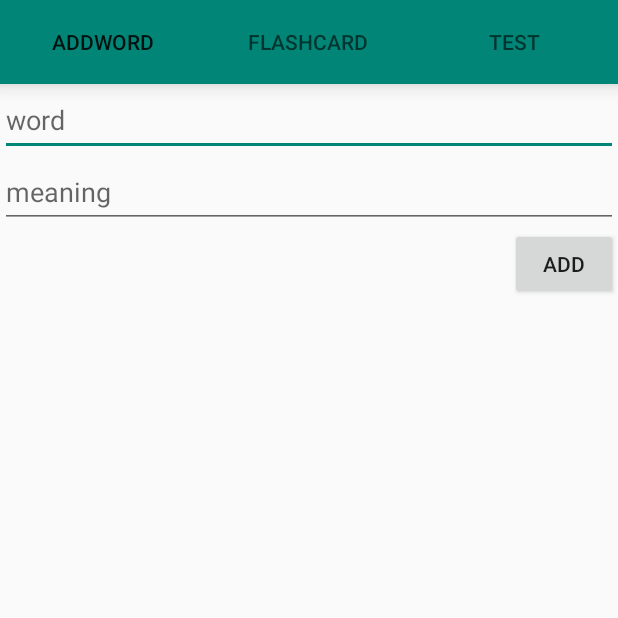
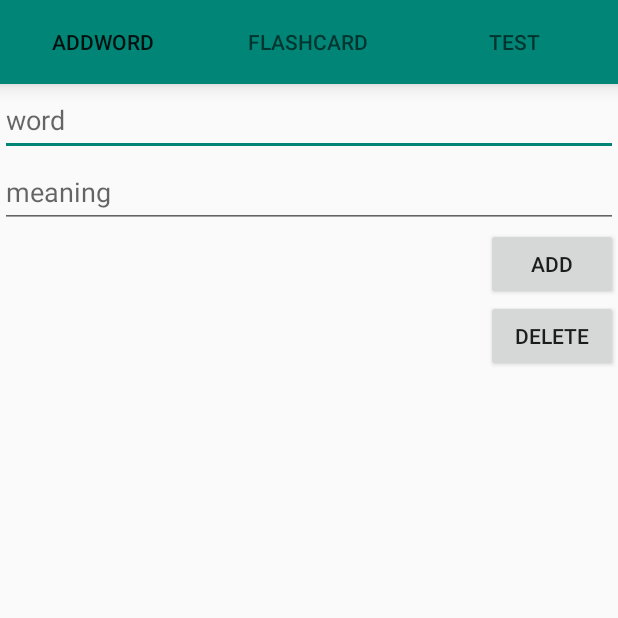
Before and after one commit to sshun04/PronounceFlachCard, an Android app: the screen it shows after launch (MainActivity), after a tap on "ADD", on a phone screen of 412 x 824 dp, the top half of it. Run offline under Robolectric (Android 15) with nearby library versions, the phone set to English and light mode, and no system bars; libraries missing offline, so code that uses them is left out: io.realm, java.util; 7 statements that could not run were skipped.

```diff
--- a/app/src/main/java/com/shojishunsuke/pronounceflachcard/Fragment/AddWordFragment.kt
+++ b/app/src/main/java/com/shojishunsuke/pronounceflachcard/Fragment/AddWordFragment.kt
@@ -14,37 +14,59 @@ import java.util.*
 
 lateinit var realm: Realm
 lateinit var addButton: Button
-lateinit var worEditText: EditText
+lateinit var wordEditText: EditText
 lateinit var meaningEditText: EditText
+lateinit var deleteButton: Button
 
 class AddWordFragment:Fragment() {
     override fun onCreateView(inflater: LayoutInflater, container: ViewGroup?, savedInstanceState: Bundle?): View? {
         val layout = inflater.inflate(R.layout.fragment_add_word_tab,container,false)
 
         addButton = layout.findViewById(R.id.addButton)
-        worEditText = layout.findViewById(R.id.wordEditText)
+        wordEditText = layout.findViewById(R.id.wordEditText)
         meaningEditText = layout.findViewById(R.id.meaningEditText)
+        deleteButton  = layout.findViewById(R.id.deleteButton)
+
 
         realm = Realm.getDefaultInstance()
 
         addButton.setOnClickListener(View.OnClickListener {
-            addWord(worEditText.toString(), meaningEditText.toString())
+            addWord(wordEditText.text.toString(), meaningEditText.text.toString())
 
+        })
+
+        deleteButton.setOnClickListener(View.OnClickListener {
+            deleteWord()
         })
 
         return layout
     }
 
+    override fun onDestroy() {
+        realm.close()
+        super.onDestroy()
+    }
+
     fun addWord(word:String, meaning:String){
 
         realm.executeTransaction{
-            var newWord = realm.createObject(WordObject::class.java, word)
-            newWord.word = word
-            newWord.meaning= meaning
+            var wordCard = realm.createObject(WordObject::class.java, UUID.randomUUID().toString())
+            wordCard.word = word
+            wordCard.meaning= meaning
 
-            realm.copyToRealm(newWord)
+            realm.copyToRealm(wordCard)
         }
 
+    }
+
+    fun deleteWord(){
+        realm.executeTransaction{
+
+            var wordCard = realm.where(WordObject::class.java).equalTo("id","あ").findAll()
+
+            wordCard.deleteAllFromRealm()
+
+        }
 
     }
 
--- a/app/src/main/java/com/shojishunsuke/pronounceflachcard/PronounceFlashCardApplication.kt
+++ b/app/src/main/java/com/shojishunsuke/pronounceflachcard/PronounceFlashCardApplication.kt
@@ -8,7 +8,7 @@ class PronounceFlashCardApplication:Application() {
     override fun onCreate() {
 
         Realm.init(this)
-        val config = RealmConfiguration.Builder().build()
+        val config = RealmConfiguration.Builder().deleteRealmIfMigrationNeeded().build()
         Realm.setDefaultConfiguration(config)
 
 
--- a/app/src/main/java/com/shojishunsuke/pronounceflachcard/adapter/CardRecyclerViewAdapter.kt
+++ b/app/src/main/java/com/shojishunsuke/pronounceflachcard/adapter/CardRecyclerViewAdapter.kt
@@ -7,7 +7,6 @@ import android.view.ViewGroup
 import android.widget.ImageView
 import android.widget.TextView
 import androidx.recyclerview.widget.RecyclerView
-import com.shojishunsuke.pronounceflachcard.Fragment.worEditText
 import com.shojishunsuke.pronounceflachcard.R
 import com.shojishunsuke.pronounceflachcard.WordObject
 import io.realm.RealmResults
--- a/app/src/main/res/layout/fragment_add_word_tab.xml
+++ b/app/src/main/res/layout/fragment_add_word_tab.xml
@@ -23,10 +23,19 @@
     <Button
             android:text="add"
             android:id="@+id/addButton"
-            android:layout_width="72dp"
+            android:layout_width="88dp"
             android:layout_height="48dp"
             app:layout_constraintTop_toBottomOf="@id/meaningEditText"
             app:layout_constraintEnd_toEndOf="parent"
     />
 
+    <Button
+            android:text="delete"
+            android:id="@+id/deleteButton"
+            android:layout_width="88dp"
+            android:layout_height="48dp"
+            app:layout_constraintTop_toBottomOf="@+id/addButton"
+            app:layout_constraintEnd_toEndOf="parent"
+    />
+
 </androidx.constraintlayout.widget.ConstraintLayout>
--- a/app/src/main/res/layout/fragment_flash_card_tab.xml
+++ b/app/src/main/res/layout/fragment_flash_card_tab.xml
@@ -4,6 +4,7 @@
         android:orientation="vertical"
         android:layout_width="match_parent"
         android:layout_height="match_parent">
+
     <androidx.recyclerview.widget.RecyclerView
             android:id="@+id/recyclerview"
             android:layout_width="0dp"
@@ -12,7 +13,6 @@
             app:layout_constraintEnd_toEndOf="parent"
             app:layout_constraintStart_toStartOf="parent"
             app:layout_constraintBottom_toBottomOf="parent"
-
     />
 
     <com.google.android.material.floatingactionbutton.FloatingActionButton
@@ -24,6 +24,4 @@
             android:layout_margin="24dp"
     />
 
-
-
 </androidx.constraintlayout.widget.ConstraintLayout>
--- a/app/src/main/res/layout/item_card.xml
+++ b/app/src/main/res/layout/item_card.xml
@@ -23,7 +23,7 @@
                 app:layout_constraintEnd_toStartOf="@id/likeButton"
                 android:layout_marginVertical="4dp"
                 android:gravity="center"
-                android:textSize="28dp"
+                android:textSize="24dp"
                 android:text="Word"
         />
 
```
